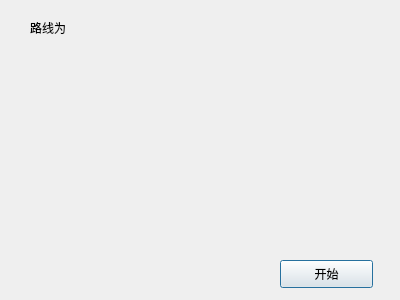
First picture: the form in TouristUI/outputroutedlg.ui, repository Bamboo0206/Tourist_UI, before the edit.
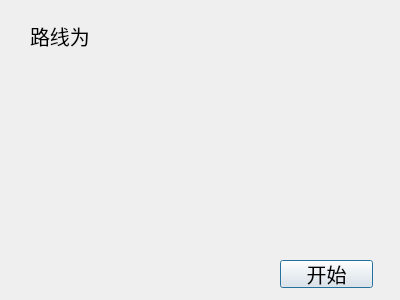
Second picture: the form after the edit.

Commit message: print route

Patch:
```diff
--- a/TouristUI/outputroutedlg.ui
+++ b/TouristUI/outputroutedlg.ui
@@ -18,10 +18,15 @@
     <rect>
      <x>30</x>
      <y>20</y>
-     <width>72</width>
-     <height>15</height>
+     <width>71</width>
+     <height>31</height>
     </rect>
    </property>
+   <property name="font">
+    <font>
+     <pointsize>15</pointsize>
+    </font>
+   </property>
    <property name="text">
     <string>路线为</string>
    </property>
@@ -35,6 +40,11 @@
      <height>28</height>
     </rect>
    </property>
+   <property name="font">
+    <font>
+     <pointsize>15</pointsize>
+    </font>
+   </property>
    <property name="text">
     <string>开始</string>
    </property>
```
Left out of the diff: 13 changed lines with no effect on the pictures. The commit also changes 1 other file.
